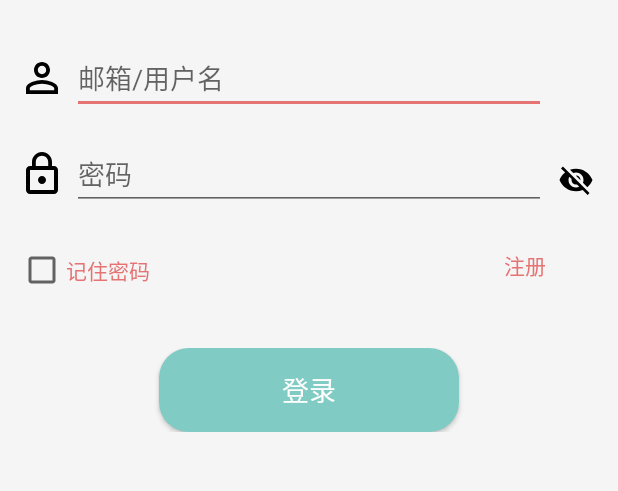
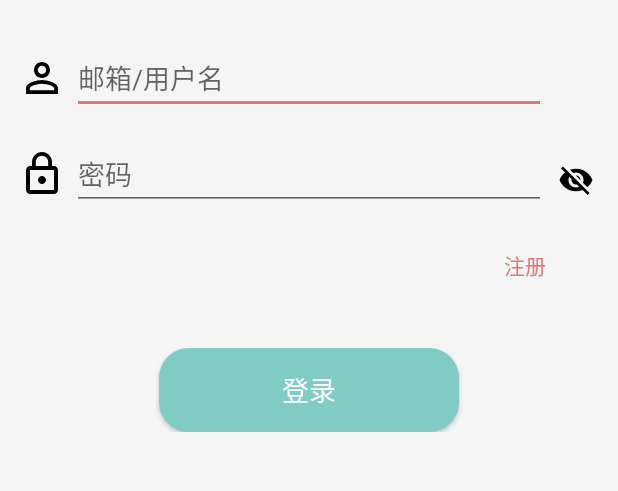
Before and after one commit to 0ltremar3/git_PicShare, an Android app: the screen it shows after launch (LoginActivity), on a phone screen of 412 x 824 dp, the part 381-872 px from its top. Run offline under Robolectric (Android 15) with nearby library versions, the phone set to English and light mode, and no system bars; libraries missing offline, so code that uses them is left out: cn.bmob.v3; plain views replace MultiWaveHeader; 2 statements that could not run were skipped.

Commit message:
date,fake_share,UI update,modify pwd.etc

```diff
--- a/app/src/main/java/com/example/picshare/LoginActivity.java
+++ b/app/src/main/java/com/example/picshare/LoginActivity.java
@@ -51,7 +51,7 @@ public class LoginActivity extends AppCompatActivity {
         tvSignUp = findViewById(R.id.tv_signup);
         et_username = findViewById(R.id.et_Account);
         et_password = findViewById(R.id.et_pwd);
-        cb_rememberPwd = findViewById(R.id.cb_remember_pwd);
+//        cb_rememberPwd = findViewById(R.id.cb_remember_pwd);
         bt_login = findViewById(R.id.bt_login);
         ivPwdSwitch = findViewById(R.id.iv_pwd_switch);
 
@@ -103,12 +103,12 @@ public class LoginActivity extends AppCompatActivity {
                     Toast.makeText(LoginActivity.this,
                             bmobUser.getUsername() + "登录成功", Toast.LENGTH_SHORT).show();
 //                    getUserCache();
-                    if (cb_rememberPwd.isChecked()){
-                        User user = BmobUser.getCurrentUser(User.class);
-                        String username = (String) BmobUser.getObjectByKey("username");
-                        String userpwd = (String) BmobUser.getObjectByKey("password");
-//                        restoreInfo(username,userpwd);
-                    }
+//                    if (cb_rememberPwd.isChecked()){
+//                        User user = BmobUser.getCurrentUser(User.class);
+//                        String username = (String) BmobUser.getObjectByKey("username");
+//                        String userpwd = (String) BmobUser.getObjectByKey("password");
+////                        restoreInfo(username,userpwd);
+//                    }
                     Intent intent = new Intent();
                     intent.setClass(LoginActivity.this, GuideActivity.class);
                     startActivity(intent);
--- a/app/src/main/res/layout/activity_login.xml
+++ b/app/src/main/res/layout/activity_login.xml
@@ -111,16 +111,16 @@
         android:layout_below="@id/lanmu3"
         android:layout_marginTop="16dp">
 
-        <CheckBox
-            android:id="@+id/cb_remember_pwd"
-            android:layout_width="wrap_content"
-            android:layout_height="wrap_content"
-            android:text="记住密码"
-            android:textColor="@color/redd"
-            android:layout_marginLeft="12dp"
-            android:layout_marginBottom="4dp"
-            android:layout_alignParentStart="true"
-            android:layout_alignParentBottom="true"/>
+        <!--<CheckBox-->
+            <!--android:id="@+id/cb_remember_pwd"-->
+            <!--android:layout_width="wrap_content"-->
+            <!--android:layout_height="wrap_content"-->
+            <!--android:text="记住密码"-->
+            <!--android:textColor="@color/redd"-->
+            <!--android:layout_marginLeft="12dp"-->
+            <!--android:layout_marginBottom="4dp"-->
+            <!--android:layout_alignParentStart="true"-->
+            <!--android:layout_alignParentBottom="true"/>-->
 
         <TextView
             android:id="@+id/tv_signup"
```
